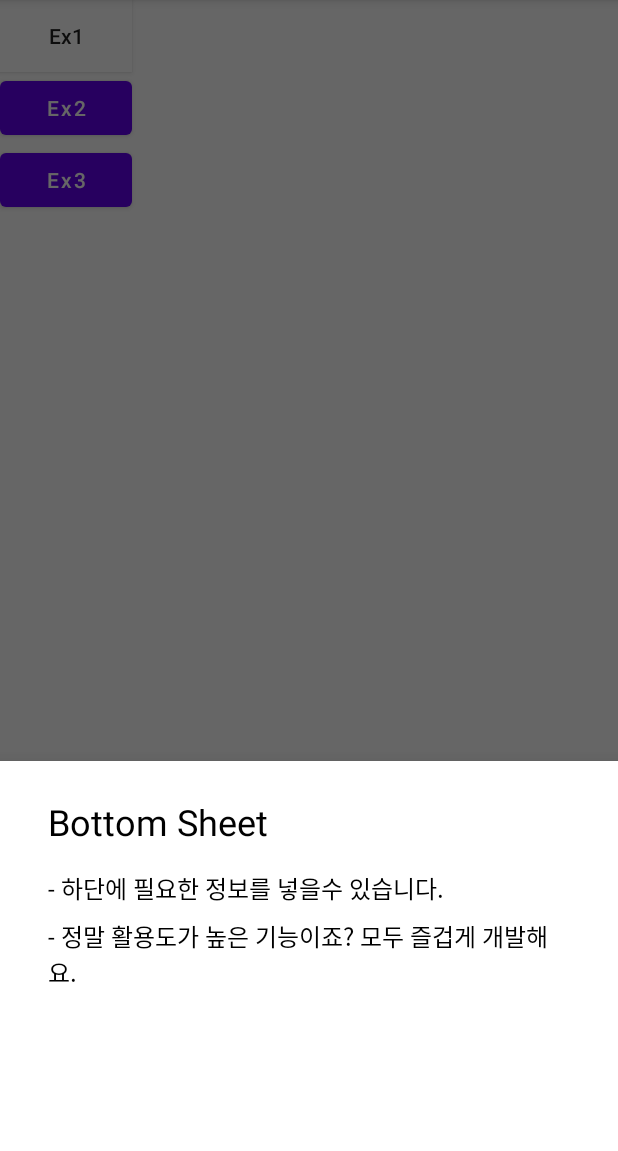
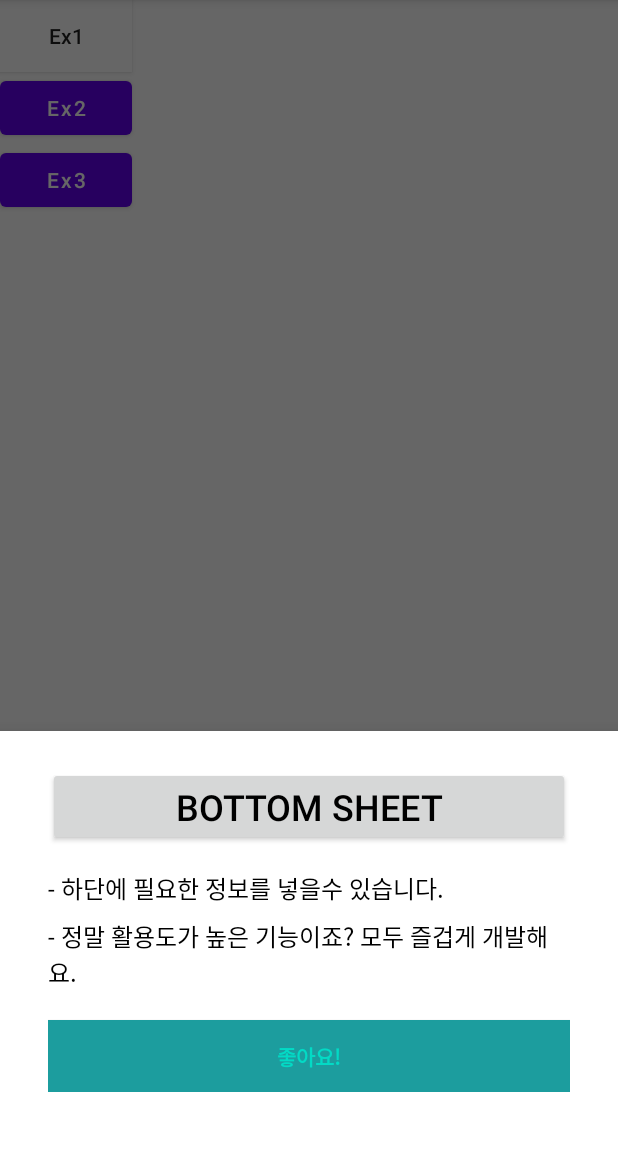
Before and after one commit to HYUNJUNEPARK/AlertDialogEx, an Android app: the screen it shows after launch (MainActivity), after a tap on "Ex3", on a phone screen of 412 x 824 dp, the part 84-1235 px from its top. Run offline under Robolectric (Android 15) with nearby library versions, the phone set to English and light mode, and no system bars; our stand-ins replace data binding.

Commit message:
tmp: 리소스 수집

```diff
--- a/app/build.gradle
+++ b/app/build.gradle
@@ -44,6 +44,6 @@ dependencies {
     androidTestImplementation 'androidx.test.espresso:espresso-core:3.4.0'
 
     //Bottom Sheet Dialog
-    implementation "com.google.android.material:material:1.9.0-alpha02"
+    implementation 'com.google.android.material:material:1.4.0-alpha01'
 
 }
--- a/app/src/main/java/com/study/customex/BottomSheet.kt
+++ b/app/src/main/java/com/study/customex/BottomSheet.kt
@@ -1,22 +1,57 @@
 package com.study.customex
 
+import android.content.Context
 import android.os.Bundle
 import android.view.LayoutInflater
 import android.view.View
 import android.view.ViewGroup
 import android.widget.Button
+import android.widget.Toast
+import com.google.android.material.bottomsheet.BottomSheetBehavior
 import com.google.android.material.bottomsheet.BottomSheetDialogFragment
 
+/**
+ * https://developer-eungb.tistory.com/12 -> [Android/Kotlin] 안드로이드 BottomSheetDialogFragment 구현하기
+ * https://www.crocus.co.kr/1749 -> Android BottomSheetDialog 크기 조절하기
+ */
 class BottomSheet : BottomSheetDialogFragment() {
     override fun onCreateView(inflater: LayoutInflater, container: ViewGroup?, savedInstanceState: Bundle?): View? {
-        super.onCreateView(inflater, container, savedInstanceState)
-        return inflater.inflate(R.layout.dialog_bottom_sheet, container, false)
+        val view = inflater.inflate(R.layout.dialog_bottom_sheet, container, false)
+        val btn: Button = view.findViewById(R.id.button_bottom_sheet)
+        btn.setOnClickListener {
+            Toast.makeText(requireContext(), "asdfasdf", Toast.LENGTH_SHORT).show()
+            dismiss()
+        }
+        return view
     }
 
-    override fun onActivityCreated(savedInstanceState: Bundle?) {
-        super.onActivityCreated(savedInstanceState)
-        view?.findViewById<Button>(R.id.button_bottom_sheet)?.setOnClickListener {
-            dismiss()
-        }
+    /**
+     *
+    참고 Behavior 상태
+    STATE_EXPANDED : 완전히 펼쳐진 상태
+    STATE_COLLAPSED : 접혀있는 상태
+    STATE_HIDDEN : 아래로 숨겨진 상태
+    STATE_HALF_EXPANDED : 절반으로 펼쳐진 상태
+    STATE_DRAGGING : 드래깅 되고 있는 상태
+    STATE_SETTING : 드래그/스와이프 직후 고정된 상태
+     */
+    override fun onViewCreated(view: View, savedInstanceState: Bundle?) {
+        super.onViewCreated(view, savedInstanceState)
+
+        // 팝업 생성 시 전체화면으로 띄우기
+        val bottomSheet = dialog?.findViewById<View>(com.google.android.material.R.id.design_bottom_sheet)
+        val behavior = BottomSheetBehavior.from<View>(bottomSheet!!)
+        behavior.state = BottomSheetBehavior.STATE_EXPANDED
+
+        // 드래그해도 팝업이 종료되지 않도록
+        behavior.addBottomSheetCallback(object : BottomSheetBehavior.BottomSheetCallback() {
+            override fun onStateChanged(bottomSheet: View, newState: Int) {
+                if (newState == BottomSheetBehavior.STATE_DRAGGING) {
+                    behavior.state = BottomSheetBehavior.STATE_EXPANDED
+                }
+            }
+
+            override fun onSlide(bottomSheet: View, slideOffset: Float) {}
+        })
     }
 }
--- a/app/src/main/java/com/study/customex/MainActivity.kt
+++ b/app/src/main/java/com/study/customex/MainActivity.kt
@@ -73,4 +73,9 @@ class MainActivity : AppCompatActivity() {
         Toast.makeText(this, "TOAST Button", Toast.LENGTH_SHORT).show()
         startActivity(intent)
     }
+
+
+    /**
+     * https://velog.io/@ejjjang0414/%EC%95%88%EB%93%9C%EB%A1%9C%EC%9D%B4%EB%93%9C-Fragment-manager
+     */
 }
--- a/app/src/main/res/layout/dialog_bottom_sheet.xml
+++ b/app/src/main/res/layout/dialog_bottom_sheet.xml
@@ -1,13 +1,15 @@
 <?xml version="1.0" encoding="utf-8"?>
 <LinearLayout xmlns:android="http://schemas.android.com/apk/res/android"
     android:layout_width="match_parent"
-    android:layout_height="match_parent"
+    android:layout_height="wrap_content"
+    xmlns:app="http://schemas.android.com/apk/res-auto"
     android:orientation="vertical"
+    app:layout_behavior="com.google.android.material.bottomSheet.BottomSheetBehavior"
     android:paddingHorizontal="32dp"
     android:paddingTop="24dp"
     android:paddingBottom="40dp">
 
-    <TextView
+    <androidx.appcompat.widget.AppCompatButton
         android:layout_width="match_parent"
         android:layout_height="wrap_content"
         android:layout_marginBottom="16dp"
@@ -31,12 +33,12 @@
         android:textColor="@android:color/black"
         android:textSize="16sp" />
 
-    <Button
+    <androidx.appcompat.widget.AppCompatButton
         android:id="@+id/button_bottom_sheet"
         android:layout_width="match_parent"
         android:layout_height="wrap_content"
         android:background="#1c9d9e"
-        android:textColor="@android:color/white"
+        android:textColor="@color/teal_200"
         android:textStyle="bold"
         android:text="좋아요!" />
 
```
